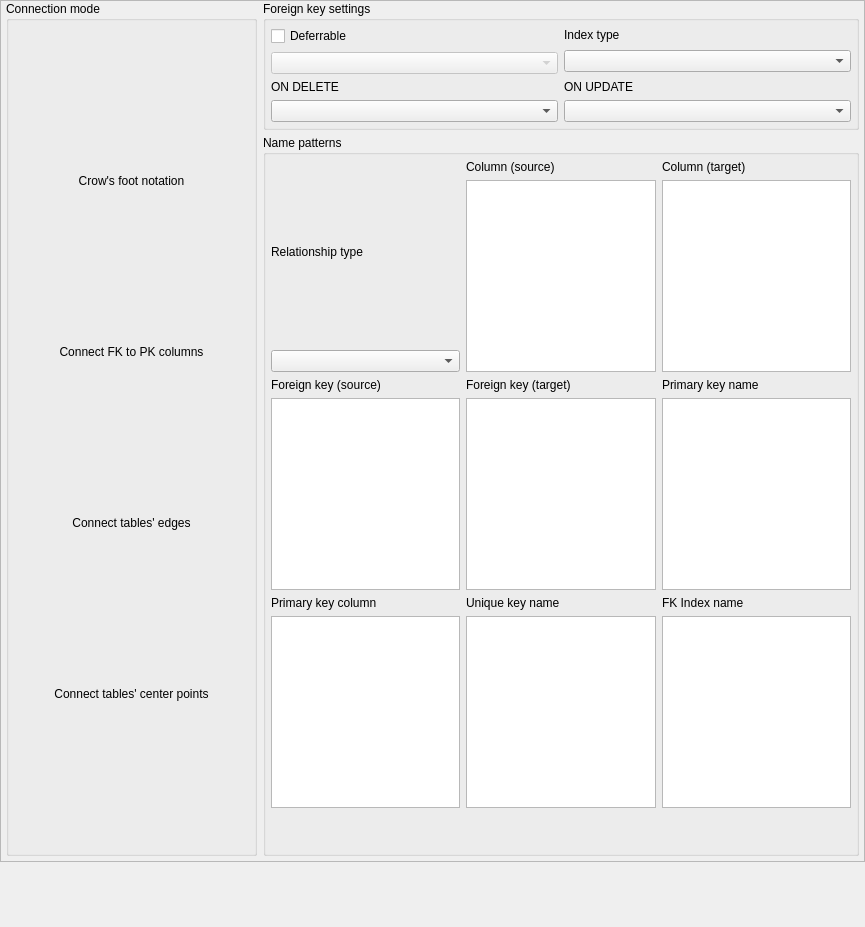
First picture: the form in libs/libgui/ui/settings/relationshipconfigwidget.ui, repository nullptrlabs/pgmodeler, before the edit.
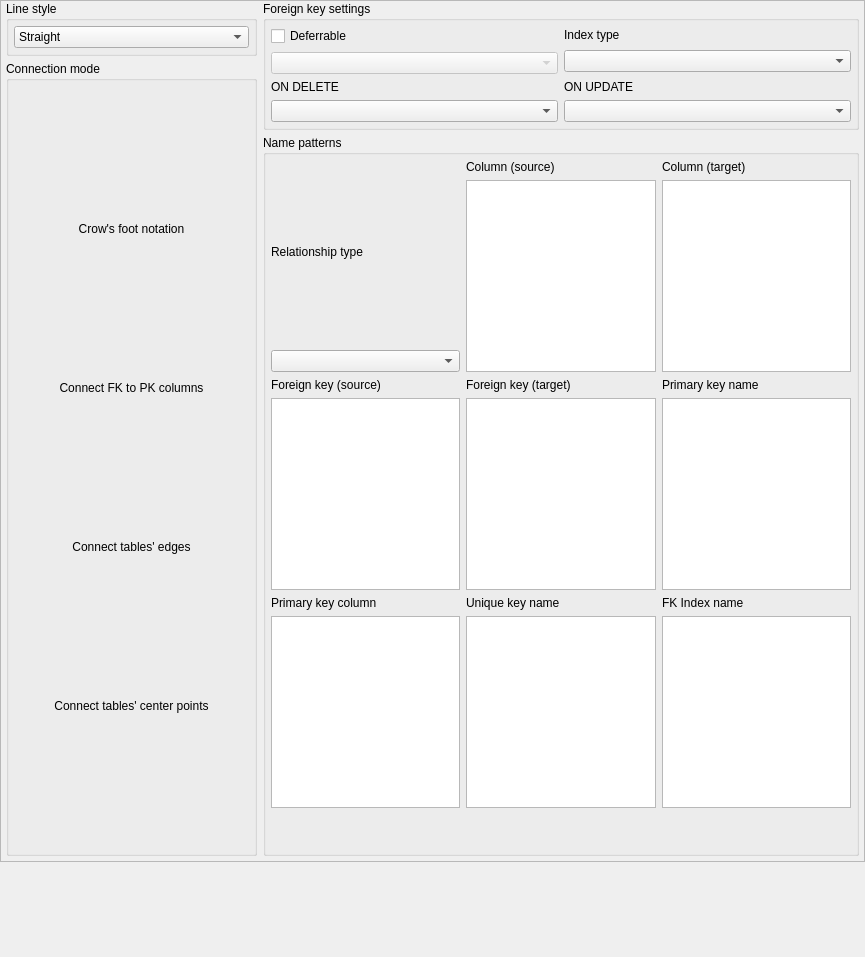
Second picture: the form after the edit. Icons and pictures are not drawn.

Commit message: Move the relationship line style setting from general to relationships configuration

The edit to the form file:
```diff
--- a/libs/libgui/ui/settings/relationshipconfigwidget.ui
+++ b/libs/libgui/ui/settings/relationshipconfigwidget.ui
@@ -7,7 +7,7 @@
     <x>0</x>
     <y>0</y>
     <width>865</width>
-    <height>927</height>
+    <height>957</height>
    </rect>
   </property>
   <property name="sizePolicy">
@@ -64,6 +64,64 @@
         <property name="spacing">
          <number>5</number>
         </property>
+        <item>
+         <widget class="QGroupBox" name="line_style_gb">
+          <property name="sizePolicy">
+           <sizepolicy hsizetype="Preferred" vsizetype="Fixed">
+            <horstretch>0</horstretch>
+            <verstretch>0</verstretch>
+           </sizepolicy>
+          </property>
+          <property name="title">
+           <string>Line style</string>
+          </property>
+          <layout class="QVBoxLayout" name="verticalLayout_18">
+           <property name="spacing">
+            <number>5</number>
+           </property>
+           <property name="leftMargin">
+            <number>5</number>
+           </property>
+           <property name="topMargin">
+            <number>5</number>
+           </property>
+           <property name="rightMargin">
+            <number>5</number>
+           </property>
+           <property name="bottomMargin">
+            <number>5</number>
+           </property>
+           <item>
+            <widget class="QComboBox" name="rel_line_style_cmb">
+             <property name="sizePolicy">
+              <sizepolicy hsizetype="Preferred" vsizetype="Fixed">
+               <horstretch>0</horstretch>
+               <verstretch>0</verstretch>
+              </sizepolicy>
+             </property>
+             <property name="toolTip">
+              <string>&lt;p&gt;Defines how the relationships' lines are drawn. &lt;strong&gt;Straight&lt;/strong&gt; lines connect the tables directly, &lt;strong&gt;curved&lt;/strong&gt; ones replace the straight lines by curves and &lt;strong&gt;orthogonal&lt;/strong&gt; lines use only horizontal and vertical segments with rounded corners (the points added manually to the lines are ignored in this style).&lt;/p&gt;</string>
+             </property>
+             <item>
+              <property name="text">
+               <string>Straight</string>
+              </property>
+             </item>
+             <item>
+              <property name="text">
+               <string>Curved</string>
+              </property>
+             </item>
+             <item>
+              <property name="text">
+               <string>Orthogonal</string>
+              </property>
+             </item>
+            </widget>
+           </item>
+          </layout>
+         </widget>
+        </item>
         <item>
          <widget class="QGroupBox" name="conn_mode_gb">
           <property name="sizePolicy">
```
The commit also changes 11 other files.
